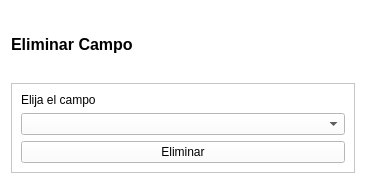
carlosvelaquez/ProyectoEDII, file deletefieldwindow.ui: the form before one commit.
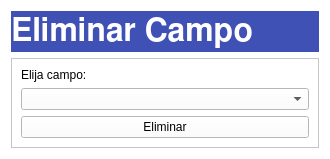
The form after the commit.

```diff
--- a/deletefieldwindow.ui
+++ b/deletefieldwindow.ui
@@ -6,8 +6,8 @@
    <rect>
     <x>0</x>
     <y>0</y>
-    <width>366</width>
-    <height>184</height>
+    <width>330</width>
+    <height>159</height>
    </rect>
   </property>
   <property name="windowTitle">
@@ -21,11 +21,16 @@
     <widget class="QLabel" name="label">
      <property name="font">
       <font>
-       <pointsize>12</pointsize>
+       <family>FreeSans</family>
+       <pointsize>24</pointsize>
        <weight>75</weight>
        <bold>true</bold>
       </font>
      </property>
+     <property name="styleSheet">
+      <string notr="true">background-color:#3F51B5;
+color: white;</string>
+     </property>
      <property name="text">
       <string>Eliminar Campo</string>
      </property>
@@ -43,7 +48,7 @@
       <item>
        <widget class="QLabel" name="label_2">
         <property name="text">
-         <string>Elija el campo</string>
+         <string>Elija campo:</string>
         </property>
        </widget>
       </item>
```
